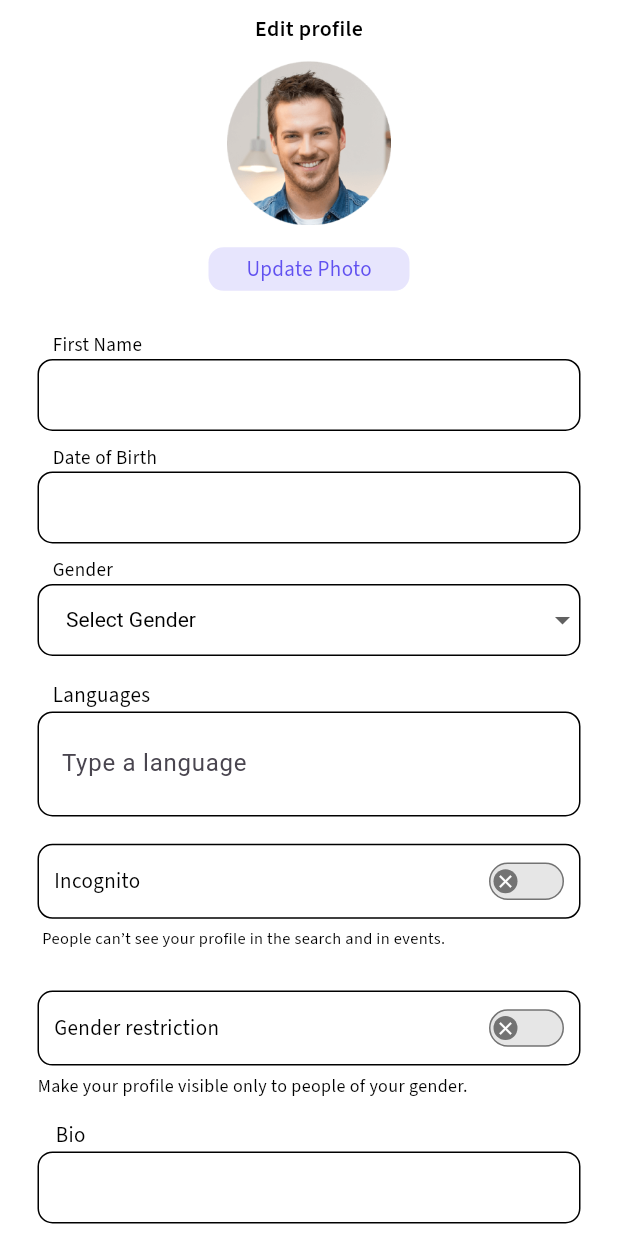
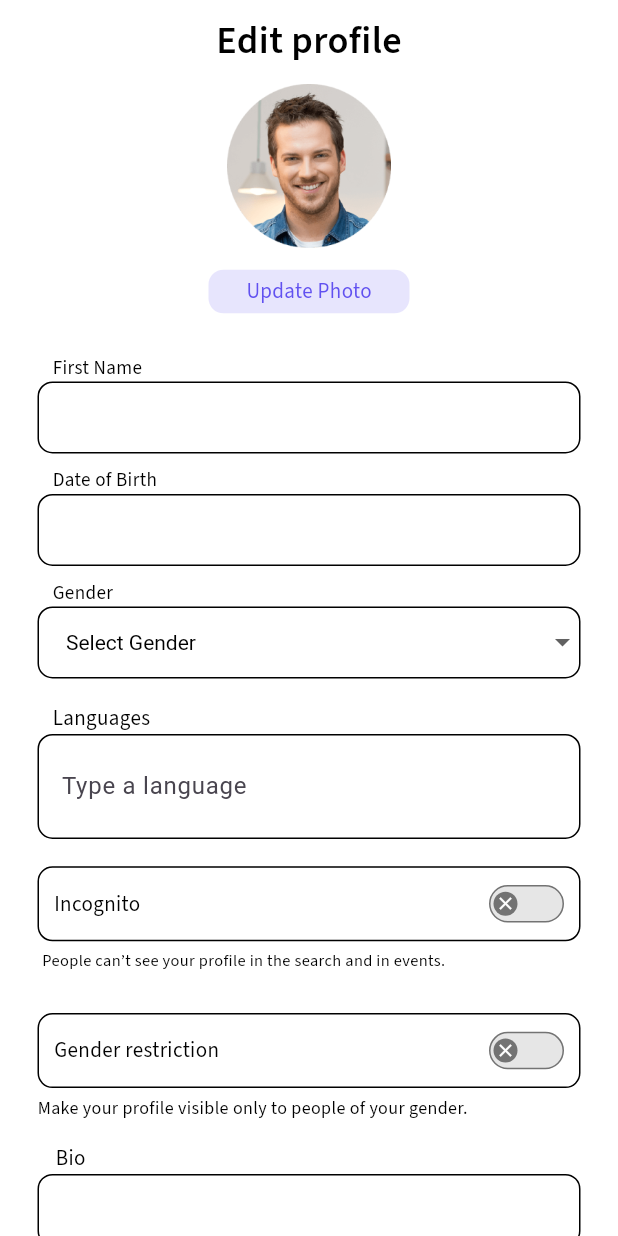
Before and after one commit to SMTech24-official/sportyo, a Flutter app: the ProfileScreen screen opened directly, on a phone screen of 412 x 824 dp. Run offline on Flutter 3.47's test engine with Material 3 defaults, Android fonts, the phone set to English and light mode, and no system bars; our stand-ins replace flutter_screenutil, get, google_fonts; key blocks and very long unbroken strings in the code were emptied for the run.

Commit message:
checked all things

```diff
--- a/lib/feature/profile/screen/profile_page.dart
+++ b/lib/feature/profile/screen/profile_page.dart
@@ -31,7 +31,7 @@ class ProfileScreen extends StatelessWidget {
                   child: Text(
                     "Edit profile",
                     style: globalTextStyle(
-                      fontSize: 16.sp,
+                      fontSize: 28.sp,
                       fontWeight: FontWeight.w600,
                       lineHeight: 1.5.h,
                       textAlign: TextAlign.center,
```
